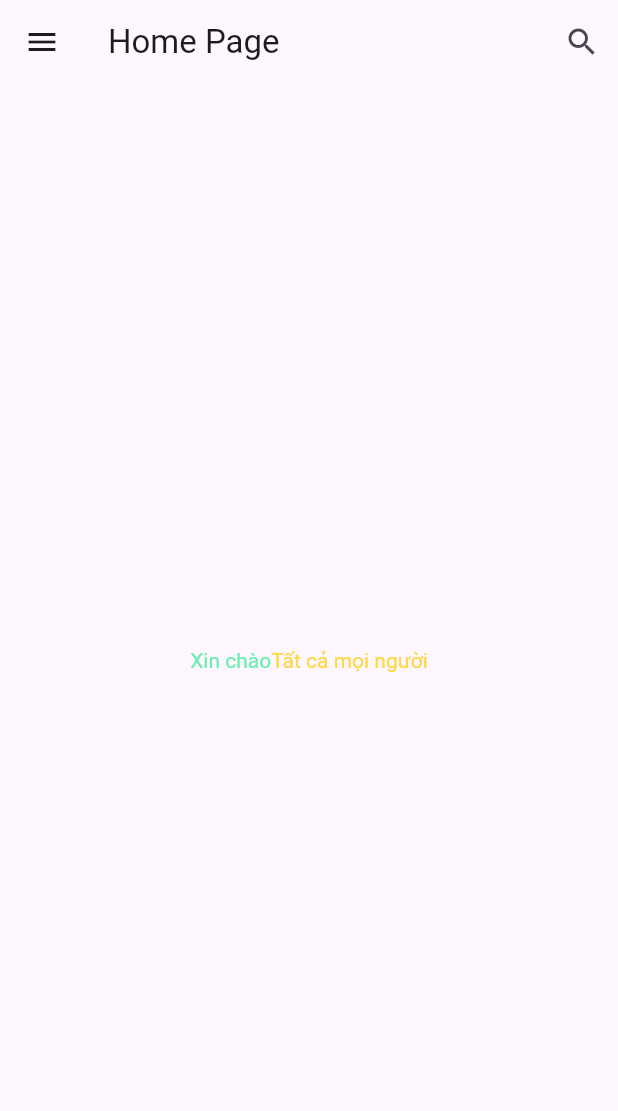
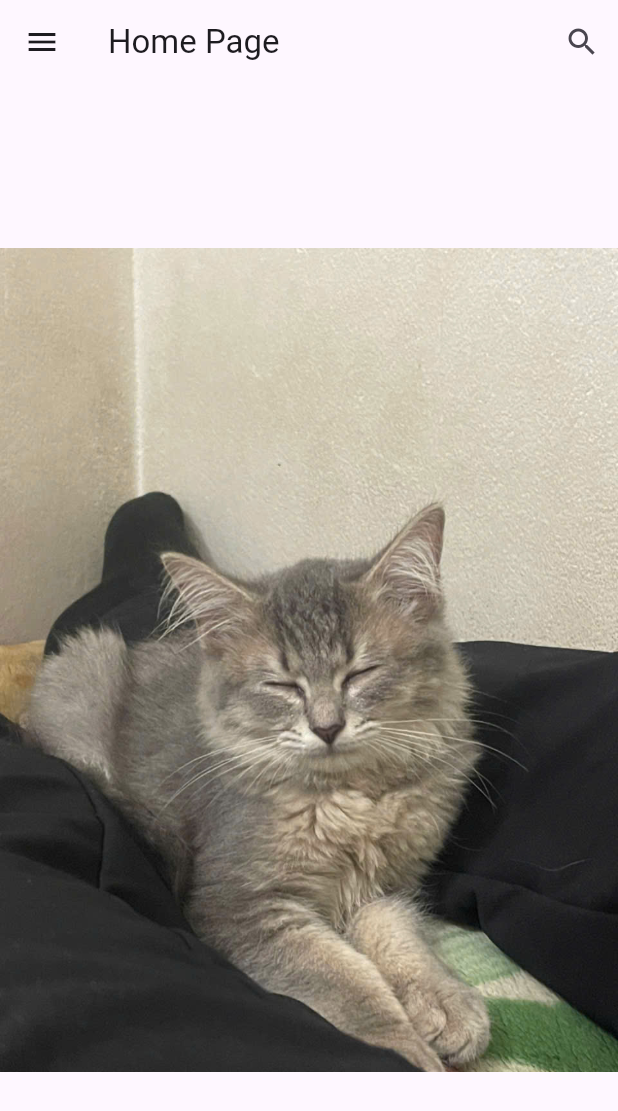
Before and after one commit to kinocoder/PRM393-Flutter-Coursework, a Flutter app: the screen it shows after launch, on a phone screen of 412 x 824 dp. Shown: the top 1111 px of the screen. Run offline on Flutter 3.47's test engine with Material 3 defaults, Android fonts, the phone set to English and light mode, and no system bars.

Commit message:
feat: cập nhật và hiển thị thử ảnh

```diff
--- a/lib/ui/Widgets/BodyWidgets.dart
+++ b/lib/ui/Widgets/BodyWidgets.dart
@@ -10,18 +10,7 @@ class BodyWidget extends StatelessWidget {
         /*child:Text("Hello every one!",
           style: TextStyle(fontSize:50,fontWeight:FontWeight.bold ,color: Colors.cyan),
         )*/
-        child: RichText(
-          text: TextSpan(
-            text: "Xin chào",
-            style: TextStyle(color: Colors.greenAccent),
-            children:<TextSpan> [
-              TextSpan(
-                text: "Tất cả mọi người",
-                style: TextStyle(color: Colors.amberAccent),
-              )
-            ]
-          ),
-        ),
+       child: Image.asset('asserts/images/1789480835463_8789316428734258228_g2905689298196080542_c6d63fbdcc49397cda46f6daa14250e6.jpg'),
     )
     );
   }
```
Also changed, not shown: asserts/images/1789480835463_8789316428734258228_g2905689298196080542_c6d63fbdcc49397cda46f6daa14250e6.jpg (added).
